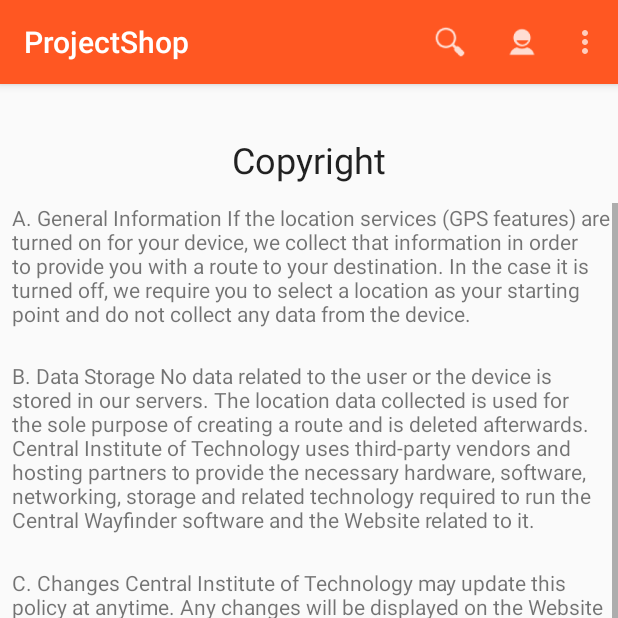
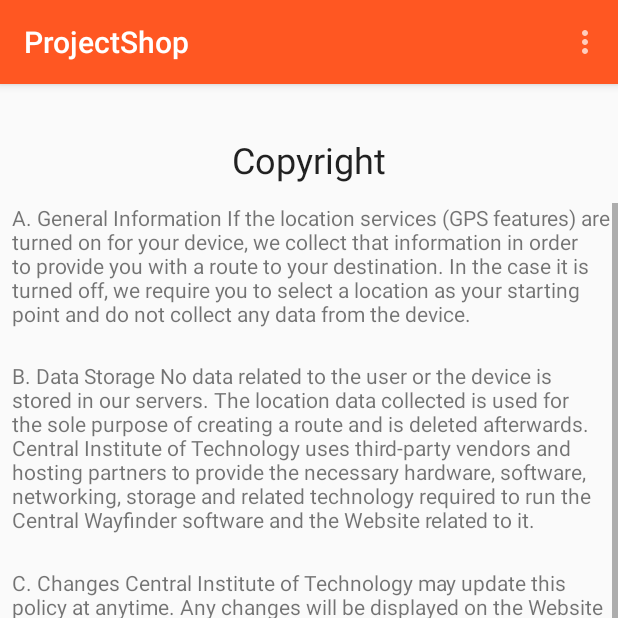
Before and after one commit to lucasangelon/esy2shop, an Android app: the CopyrightActivity screen opened directly, with no data from a screen before it, on a phone screen of 412 x 824 dp, the top half of it. Run offline under Robolectric (Android 15) with nearby library versions, the phone set to English and light mode, and no system bars.

Commit message:
Get rid of icon in Toolbar
Get rid of icon in Toolbar

```diff
--- a/app/src/main/res/layout/activity_copyright.xml
+++ b/app/src/main/res/layout/activity_copyright.xml
@@ -31,7 +31,7 @@
         android:layout_height="350dp">
         <LinearLayout
             android:layout_width="fill_parent"
-            android:layout_height="300dp"
+            android:layout_height="wrap_content"
             android:layout_marginStart="8dp"
             android:layout_marginLeft="8dp"
             android:layout_marginRight="4dp"
--- a/app/src/main/res/menu/menu_splash.xml
+++ b/app/src/main/res/menu/menu_splash.xml
@@ -6,17 +6,4 @@
         android:orderInCategory="100"
         app:showAsAction="never" />
 
-    <item
-        android:id="@+id/action_search"
-        android:orderInCategory="200"
-        android:title="@string/Search"
-        android:icon="@mipmap/ic_search"
-        app:showAsAction="ifRoom"
-        />
-    <item
-        android:id="@+id/action_user"
-        android:orderInCategory="300"
-        android:title="@string/User"
-        android:icon="@mipmap/ic_user"
-        app:showAsAction="ifRoom"/>
 </menu>
```
Also changed, not shown: app/src/main/res/mipmap-hdpi/ic_search.png (deleted), app/src/main/res/mipmap-hdpi/ic_user.png (deleted), app/src/main/res/mipmap-mdpi/ic_search.png (deleted), app/src/main/res/mipmap-mdpi/ic_user.png (deleted), app/src/main/res/mipmap-xhdpi/ic_search.png (deleted), app/src/main/res/mipmap-xhdpi/ic_user.png (deleted), app/src/main/res/mipmap-xxhdpi/ic_search.png (deleted), app/src/main/res/mipmap-xxhdpi/ic_user.png (deleted), app/src/main/res/mipmap-xxxhdpi/ic_search.png (deleted), app/src/main/res/mipmap-xxxhdpi/ic_user.png (deleted).
